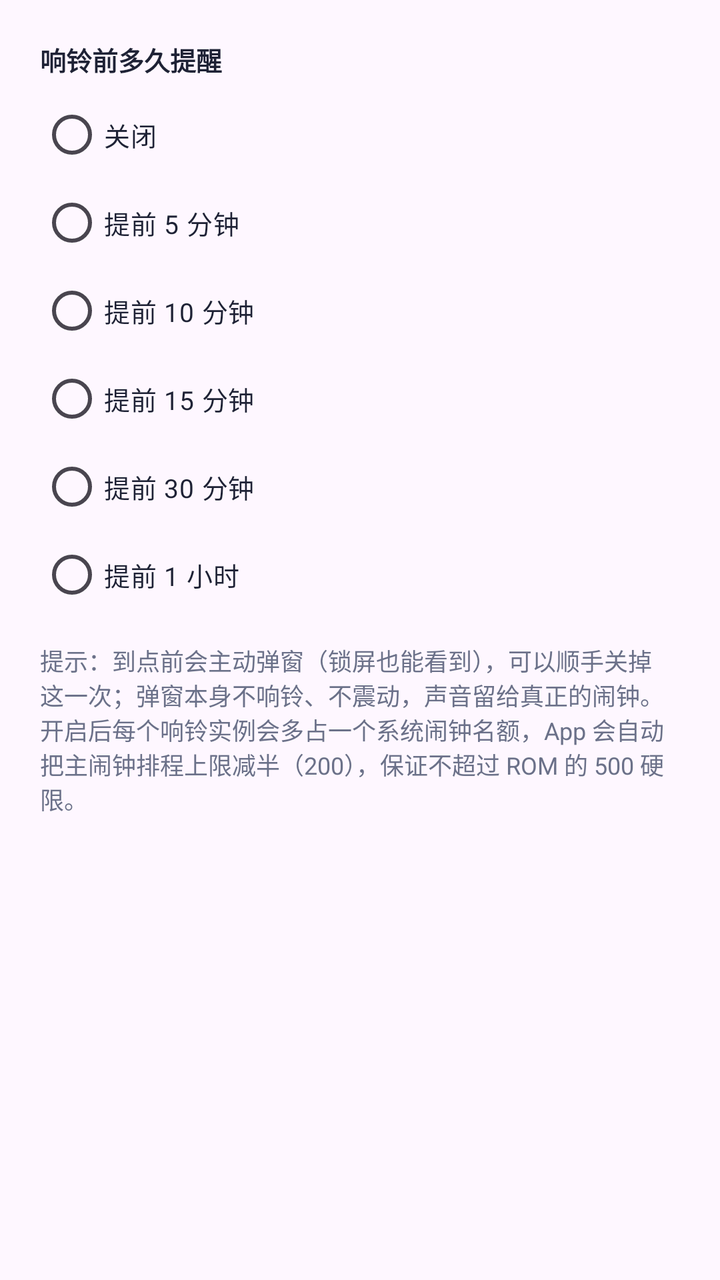
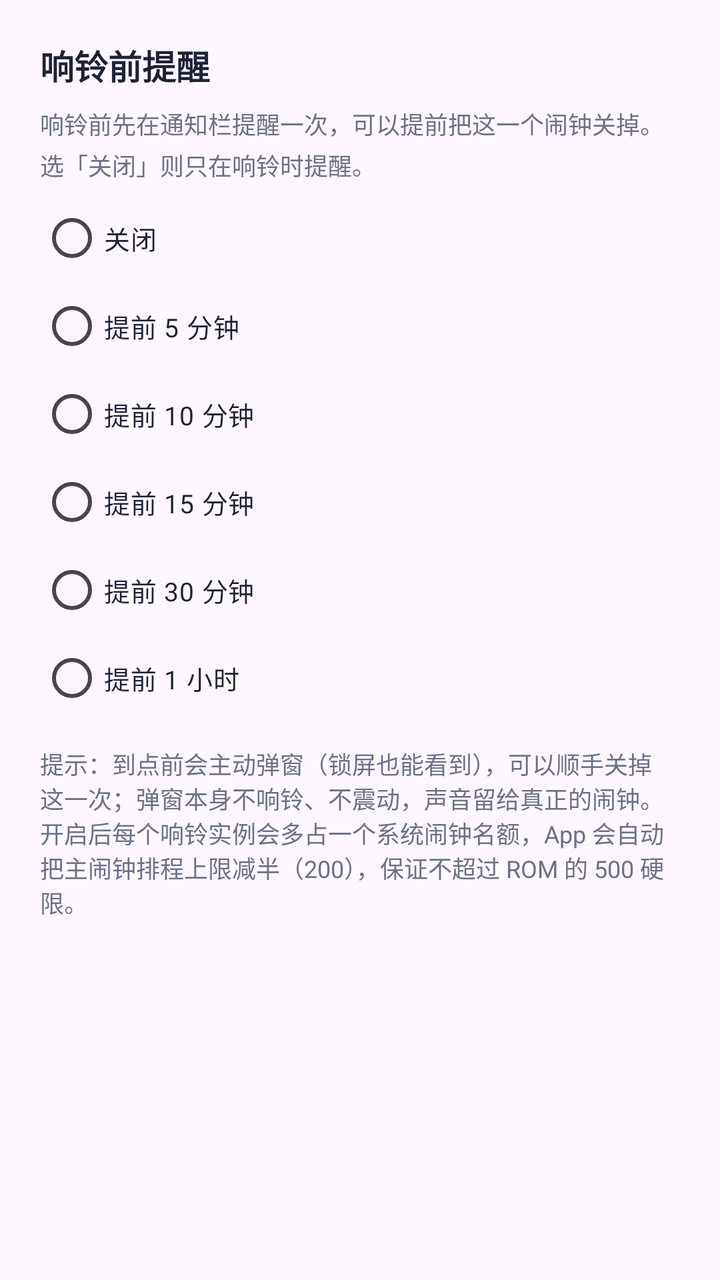

Compare the two renders of this Android layout. The source of the first and the diff that turns it into the second are given below.
<!-- AndroidManifest.xml: application theme Theme.DaxiaoWeekAlarm -->
<!-- res/layout/dialog_pre_notice.xml -->
<?xml version="1.0" encoding="utf-8"?>
<LinearLayout xmlns:android="http://schemas.android.com/apk/res/android"
    android:layout_width="match_parent"
    android:layout_height="wrap_content"
    android:orientation="vertical"
    android:padding="20dp">

    <TextView
        style="@style/FieldLabel"
        android:layout_width="wrap_content"
        android:layout_height="wrap_content"
        android:text="响铃前多久提醒" />

    <RadioGroup
        android:id="@+id/rg_pre_notice"
        android:layout_width="match_parent"
        android:layout_height="wrap_content"
        android:layout_marginTop="6dp"
        android:orientation="vertical">

        <RadioButton
            android:id="@+id/rb_pre_off"
            style="@style/WeekRadio"
            android:layout_width="match_parent"
            android:layout_height="wrap_content"
            android:minHeight="44dp"
            android:text="关闭" />

        <RadioButton
            android:id="@+id/rb_pre_5"
            style="@style/WeekRadio"
            android:layout_width="match_parent"
            android:layout_height="wrap_content"
            android:minHeight="44dp"
            android:text="提前 5 分钟" />

        <RadioButton
            android:id="@+id/rb_pre_10"
            style="@style/WeekRadio"
            android:layout_width="match_parent"
            android:layout_height="wrap_content"
            android:minHeight="44dp"
            android:text="提前 10 分钟" />

        <RadioButton
            android:id="@+id/rb_pre_15"
            style="@style/WeekRadio"
            android:layout_width="match_parent"
            android:layout_height="wrap_content"
            android:minHeight="44dp"
            android:text="提前 15 分钟" />

        <RadioButton
            android:id="@+id/rb_pre_30"
            style="@style/WeekRadio"
            android:layout_width="match_parent"
            android:layout_height="wrap_content"
            android:minHeight="44dp"
            android:text="提前 30 分钟" />

        <RadioButton
            android:id="@+id/rb_pre_60"
            style="@style/WeekRadio"
            android:layout_width="match_parent"
            android:layout_height="wrap_content"
            android:minHeight="44dp"
            android:text="提前 1 小时" />
    </RadioGroup>

    <TextView
        android:layout_width="match_parent"
        android:layout_height="wrap_content"
        android:layout_marginTop="12dp"
        android:text="提示：到点前会主动弹窗（锁屏也能看到），可以顺手关掉这一次；弹窗本身不响铃、不震动，声音留给真正的闹钟。开启后每个响铃实例会多占一个系统闹钟名额，App 会自动把主闹钟排程上限减半（200），保证不超过 ROM 的 500 硬限。"
        android:textColor="@color/sub"
        android:textSize="12sp" />
</LinearLayout>
<!-- resources referenced by this layout -->
<resources>
  <color name="sub">#6B7189</color>
  <style name="FieldLabel">
          <item name="android:textColor">@color/ink</item>
          <item name="android:textSize">13sp</item>
          <item name="android:textStyle">bold</item>
      </style>
  <style name="WeekRadio">
          <item name="android:textSize">13sp</item>
          <item name="android:textColor">@color/ink</item>
          <item name="android:buttonTint">@color/indigo</item>
      </style>
  <style name="Theme.DaxiaoWeekAlarm" parent="Theme.Material3.DayNight.NoActionBar">
          <item name="colorPrimary">@color/indigo</item>
          <item name="colorPrimaryVariant">@color/indigo_dark</item>
          <item name="colorOnPrimary">@color/white</item>
          <item name="android:statusBarColor">@color/bg</item>
          <item name="android:windowLightStatusBar">true</item>
      </style>
  <color name="ink">#1E2235</color>
  <color name="indigo">#4F46E5</color>
  <color name="indigo_dark">#4338CA</color>
  <color name="white">#FFFFFFFF</color>
  <color name="bg">#F4F5FB</color>
</resources>

<!-- the commit's change to res/layout/dialog_pre_notice.xml (unified diff, before → after) -->
@@ -6,10 +6,23 @@
     android:padding="20dp">
 
     <TextView
-        style="@style/FieldLabel"
         android:layout_width="wrap_content"
         android:layout_height="wrap_content"
-        android:text="响铃前多久提醒" />
+        android:text="@string/dialog_pre_notice_title"
+        android:textColor="@color/ink"
+        android:textSize="17sp"
+        android:textStyle="bold" />
+
+    <TextView
+        android:layout_width="match_parent"
+        android:layout_height="wrap_content"
+        android:layout_marginTop="8dp"
+        android:lineSpacingMultiplier="1.2"
+        android:text="@string/dialog_pre_notice_message"
+        android:textColor="@color/sub"
+        android:textSize="12sp" />
+
+
 
     <RadioGroup
         android:id="@+id/rg_pre_notice"
<!-- resource entries referenced after the edit -->
@@ -1,11 +1,8 @@
 <!-- resources referenced by this layout -->
 <resources>
   <color name="sub">#6B7189</color>
-  <style name="FieldLabel">
-          <item name="android:textColor">@color/ink</item>
-          <item name="android:textSize">13sp</item>
-          <item name="android:textStyle">bold</item>
-      </style>
+  <string name="dialog_pre_notice_message">响铃前先在通知栏提醒一次，可以提前把这一个闹钟关掉。选「关闭」则只在响铃时提醒。</string>
+  <string name="dialog_pre_notice_title">响铃前提醒</string>
   <style name="WeekRadio">
           <item name="android:textSize">13sp</item>
           <item name="android:textColor">@color/ink</item>
